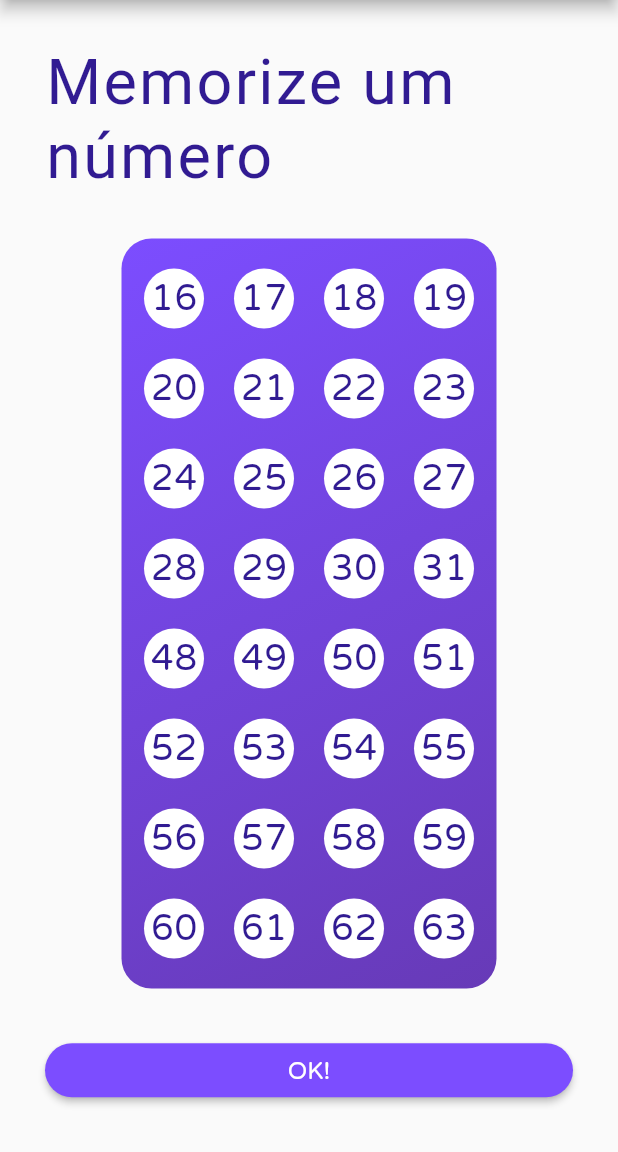
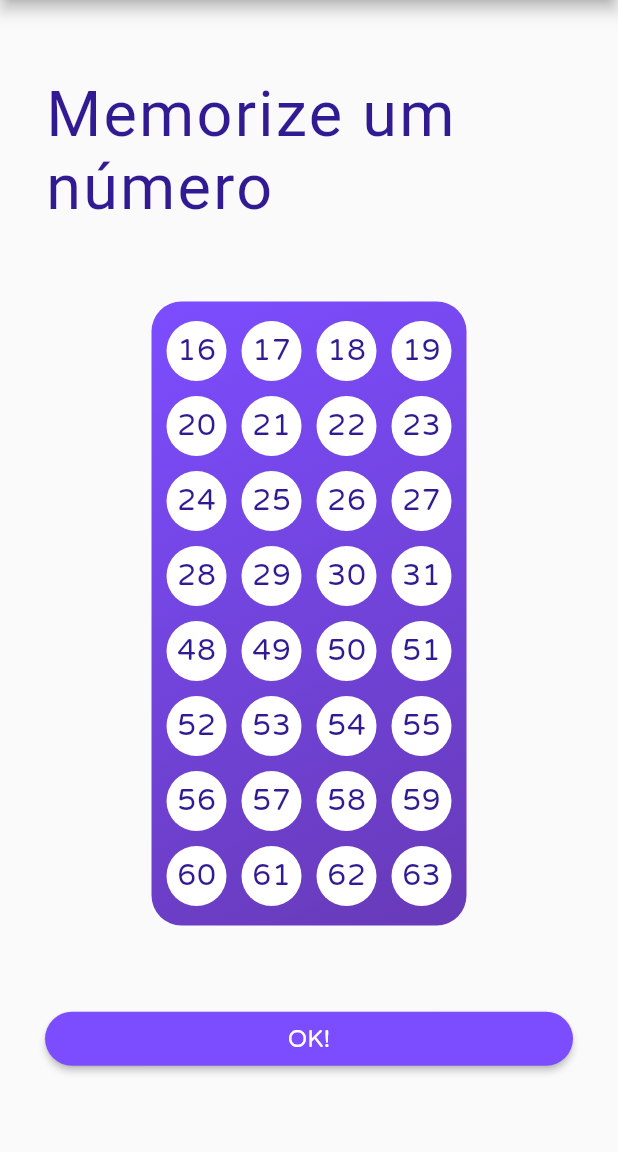
Before and after one commit to pedrolacerda81/magic_numbers, a Flutter app: the Play screen opened directly, on a phone screen of 412 x 824 dp, the part 84-1236 px from its top. Run offline on Flutter 3.47's test engine with Material 2 defaults, Android fonts, the light colour scheme and no system bars; our stand-ins replace bloc, equatable, flutter_bloc; Roboto replaces fonts that are missing (RugeBoogie).

Commit message:
Fixes card size for android

```diff
--- a/lib/src/screens/play/play.dart
+++ b/lib/src/screens/play/play.dart
@@ -46,12 +46,12 @@ class Play extends StatelessWidget {
 
   Container _buildCard(List<int> card) {
     return Container(
-      width: 250.0,
+      width: 210.0,
       alignment: Alignment.center,
-      padding: EdgeInsets.all(10.0),
+      padding: EdgeInsets.all(3.0),
       child: Wrap(
-        spacing: 20.0,
-        runSpacing: 20.0,
+        spacing: 10.0,
+        runSpacing: 10.0,
         children: card.map(
           (num) {
             return CircleAvatar(
@@ -59,7 +59,7 @@ class Play extends StatelessWidget {
               child: Text(
                 num.toString(),
                 style: TextStyle(
-                  fontSize: 24.0,
+                  fontSize: 20.0,
                   letterSpacing: 0.5,
                   color: Colors.deepPurple[900],
                 ),
```
